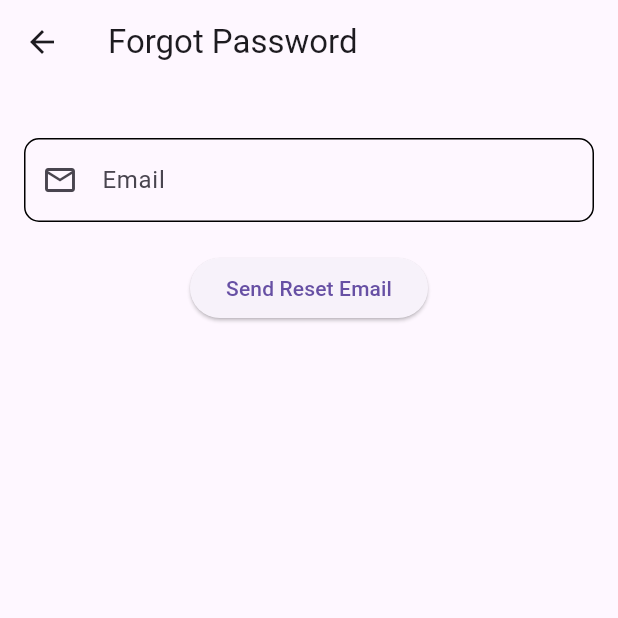
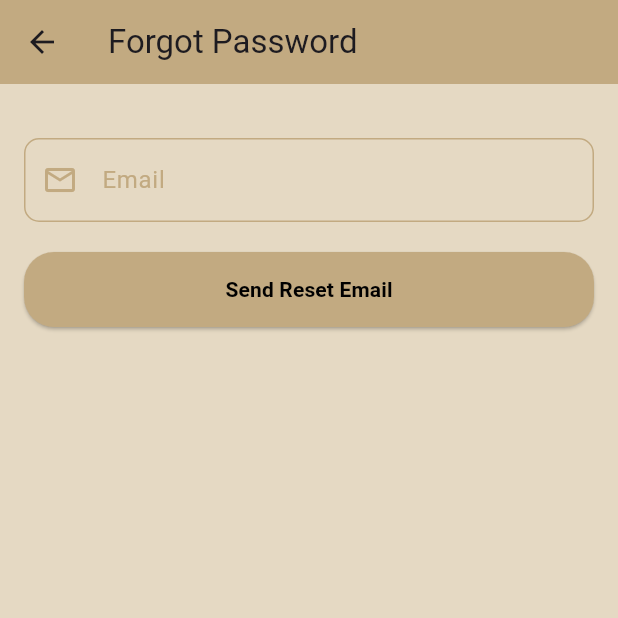
Before and after one commit to Susadi11/Flutter-Expense-Tracker, a Flutter app: the ForgotPassword screen opened directly, on a phone screen of 412 x 824 dp, the top half of it. Run offline on Flutter 3.47's test engine with Material 3 defaults, Android fonts, the phone set to English and light mode, and no system bars; our stand-ins replace connectivity_plus, firebase_auth, firebase_core, fluttertoast, font_awesome_flutter, google_sign_in and 7 more; accounts and stored records are empty.

Commit message:
update css

```diff
--- a/frontend/lib/forgot_password.dart
+++ b/frontend/lib/forgot_password.dart
@@ -15,11 +15,18 @@ class _ForgotPasswordState extends State<ForgotPassword> {
   final FirebaseAuth _auth = FirebaseAuth.instance;
   bool isSendingResetEmail = false;
 
+  // Colors
+  final Color _backgroundColor = Color(0xFFE5D9C3);
+  final Color _mainColor = Color(0xFFC2AA81);
+  final Color _textColor = Colors.black;
+
   @override
   Widget build(BuildContext context) {
     return Scaffold(
+      backgroundColor: _backgroundColor,
       appBar: AppBar(
         title: const Text('Forgot Password'),
+        backgroundColor: _mainColor,
       ),
       body: Padding(
         padding: const EdgeInsets.all(16.0),
@@ -31,15 +38,22 @@ class _ForgotPasswordState extends State<ForgotPassword> {
               TextFormField(
                 controller: _emailController,
                 keyboardType: TextInputType.emailAddress,
+                cursorColor: _mainColor,
                 decoration: InputDecoration(
                   labelText: 'Email',
-                  prefixIcon: Icon(Icons.email_outlined),
+                  prefixIcon: Icon(Icons.email_outlined, color: _mainColor),
                   border: OutlineInputBorder(
                     borderRadius: BorderRadius.circular(10),
                   ),
                   enabledBorder: OutlineInputBorder(
                     borderRadius: BorderRadius.circular(10),
+                    borderSide: BorderSide(color: _mainColor),
                   ),
+                  focusedBorder: OutlineInputBorder(
+                    borderRadius: BorderRadius.circular(10),
+                    borderSide: BorderSide(color: _mainColor),
+                  ),
+                  labelStyle: TextStyle(color: _mainColor),
                 ),
                 validator: (String? value) {
                   if (value == null || value.isEmpty) {
@@ -52,10 +66,23 @@ class _ForgotPasswordState extends State<ForgotPassword> {
               ),
               const SizedBox(height: 20),
               ElevatedButton(
+                style: ElevatedButton.styleFrom(
+                  backgroundColor: _mainColor,
+                  minimumSize: const Size.fromHeight(50),
+                  shape: RoundedRectangleBorder(
+                    borderRadius: BorderRadius.circular(20),
+                  ),
+                ),
                 onPressed: isSendingResetEmail ? null : _resetPassword,
                 child: isSendingResetEmail
                     ? CircularProgressIndicator(color: Colors.white)
-                    : const Text('Send Reset Email'),
+                    : Text(
+                        'Send Reset Email',
+                        style: TextStyle(
+                          color: _textColor, // Button text color
+                          fontWeight: FontWeight.bold,
+                        ),
+                      ),
               ),
             ],
           ),
```
Also changed, not shown: frontend/lib/home_screen.dart (+15 -13 lines), frontend/lib/login.dart (+13 -2 lines), frontend/lib/signup.dart (+12 -7 lines).
